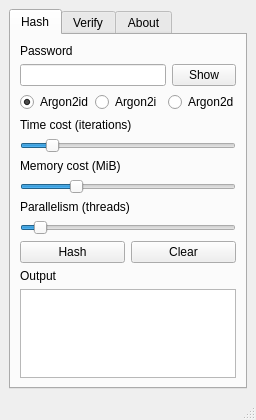
The window that src/mainwindow.ui (GlitchedPolygons/Argon2GUI) describes before a commit, drawn with Qt 5.
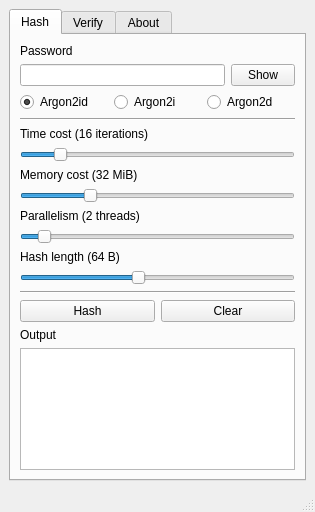
The same window after the commit. The open tabs and pages were chosen to show the change.

The edit to the form file:
```diff
--- a/src/mainwindow.ui
+++ b/src/mainwindow.ui
@@ -6,14 +6,14 @@
    <rect>
     <x>0</x>
     <y>0</y>
-    <width>256</width>
-    <height>420</height>
+    <width>315</width>
+    <height>512</height>
    </rect>
   </property>
   <property name="minimumSize">
    <size>
-    <width>256</width>
-    <height>420</height>
+    <width>315</width>
+    <height>512</height>
    </size>
   </property>
   <property name="windowTitle">
@@ -98,10 +98,17 @@
           </item>
           <item>
            <layout class="QVBoxLayout" name="hashParamsVerticalLayout">
+            <item>
+             <widget class="Line" name="hashParamsSeparatorLine">
+              <property name="orientation">
+               <enum>Qt::Horizontal</enum>
+              </property>
+             </widget>
+            </item>
             <item>
              <widget class="QLabel" name="timeCostLabel">
               <property name="text">
-               <string>Time cost (iterations)</string>
+               <string>Time cost (16 iterations)</string>
               </property>
              </widget>
             </item>
@@ -121,7 +128,7 @@
             <item>
              <widget class="QLabel" name="memoryCostLabel">
               <property name="text">
-               <string>Memory cost (MiB)</string>
+               <string>Memory cost (32 MiB)</string>
               </property>
              </widget>
             </item>
@@ -144,7 +151,7 @@
             <item>
              <widget class="QLabel" name="parallelismLabel">
               <property name="text">
-               <string>Parallelism (threads)</string>
+               <string>Parallelism (2 threads)</string>
               </property>
              </widget>
             </item>
@@ -164,8 +171,38 @@
               </property>
              </widget>
             </item>
+            <item>
+             <widget class="QLabel" name="hashLengthSlider">
+              <property name="text">
+               <string>Hash length (64 B)</string>
+              </property>
+             </widget>
+            </item>
+            <item>
+             <widget class="QSlider" name="hashLengthHorizontalSlider">
+              <property name="minimum">
+               <number>16</number>
+              </property>
+              <property name="maximum">
+               <number>128</number>
+              </property>
+              <property name="value">
+               <number>64</number>
+              </property>
+              <property name="orientation">
+               <enum>Qt::Horizontal</enum>
+              </property>
+             </widget>
+            </item>
            </layout>
           </item>
+          <item>
+           <widget class="Line" name="hashButtonsSeparatorLine">
+            <property name="orientation">
+             <enum>Qt::Horizontal</enum>
+            </property>
+           </widget>
+          </item>
           <item>
            <layout class="QHBoxLayout" name="hashButtonsHorizontalLayout">
             <item>
```
Left out of the diff: 4 changed lines with no effect on the pictures.
